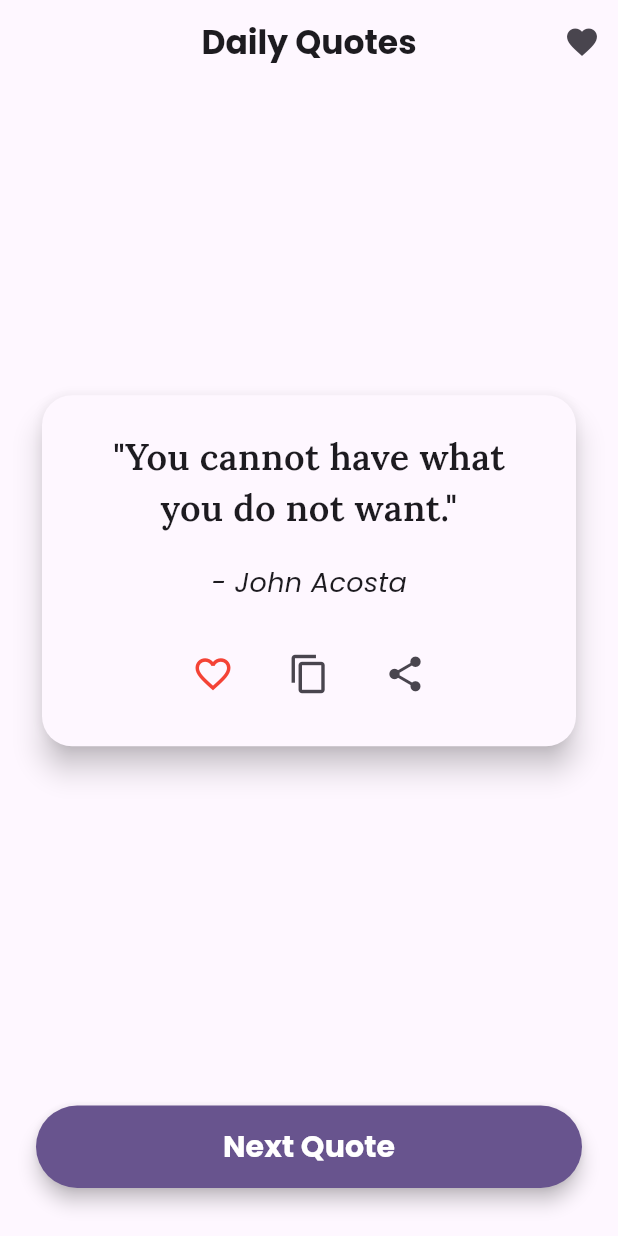
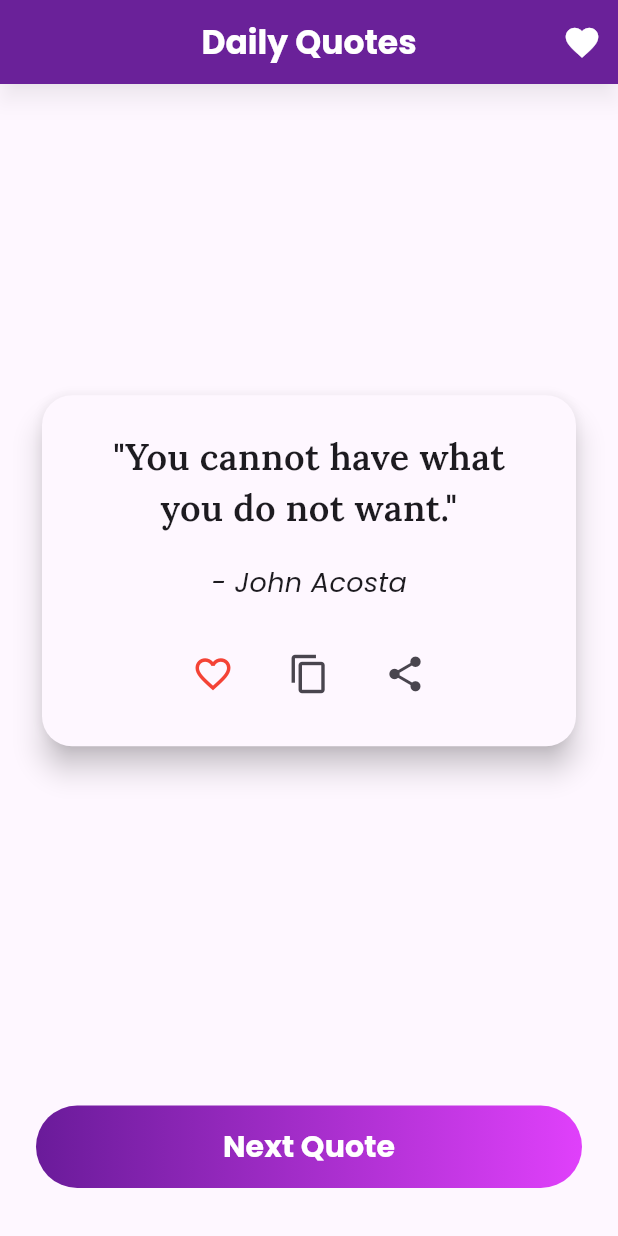
Before and after one commit to HumairaNazir/quotesapp, a Flutter app: the screen it shows after launch, on a phone screen of 412 x 824 dp. Run offline on Flutter 3.47's test engine with Material 3 defaults, Android fonts, the phone set to English and light mode, and no system bars; our stand-ins replace google_fonts, lottie, share_plus, shared_preferences.

```diff
--- a/lib/main.dart
+++ b/lib/main.dart
@@ -29,7 +29,14 @@ class MyApp extends StatelessWidget {
       theme: ThemeData(
         textTheme: GoogleFonts.poppinsTextTheme(),
         colorScheme: ColorScheme.fromSeed(seedColor: Colors.deepPurple),
+        appBarTheme: const AppBarTheme(
+          iconTheme: IconThemeData(
+            color: Colors.white,
+            size: 26, // Back icon size
+          ),
+        ),
       ),
+
       home: SplashScreen(),
     );
   }
--- a/lib/screens/favorite_screen.dart
+++ b/lib/screens/favorite_screen.dart
@@ -11,14 +11,22 @@ class FavoriteScreen extends StatelessWidget {
   Widget build(BuildContext context) {
     final provider = Provider.of<QuotesProvider>(context);
     final favorites = provider.favorites;
+    final theme = Theme.of(context);
 
     return Scaffold(
       appBar: AppBar(
+        elevation: 6,
+
         title: Text(
           "Favorite Quotes",
-          style: GoogleFonts.poppins(fontWeight: FontWeight.bold),
+          style: GoogleFonts.poppins(
+            fontWeight: FontWeight.bold,
+            color: Colors.white,
+          ),
         ),
         centerTitle: true,
+        backgroundColor: Color(0xFF6A1B9A),
+        shadowColor: Colors.black.withOpacity(0.3),
       ),
       body: favorites.isEmpty
           ? const Center(
--- a/lib/screens/home_screen.dart
+++ b/lib/screens/home_screen.dart
@@ -4,6 +4,7 @@ import 'package:google_fonts/google_fonts.dart';
 import 'package:provider/provider.dart';
 import 'package:share_plus/share_plus.dart';
 import '../providers/quotes_provider.dart';
+import '../widgets/app_button_widget.dart';
 import 'favorite_screen.dart';
 
 class HomeScreen extends StatelessWidget {
@@ -19,14 +20,19 @@ class HomeScreen extends StatelessWidget {
       appBar: AppBar(
         title: Text(
           "Daily Quotes",
-          style: GoogleFonts.poppins(fontWeight: FontWeight.bold),
+          style: GoogleFonts.poppins(
+            fontWeight: FontWeight.bold,
+            color: Colors.white,
+          ),
         ),
         centerTitle: true,
-        backgroundColor: theme.appBarTheme.backgroundColor,
-        elevation: 0,
+        backgroundColor: Color(0xFF6A1B9A),
+        shadowColor: Colors.black.withOpacity(0.3),
+
+        elevation: 6,
         actions: [
           IconButton(
-            icon: const Icon(Icons.favorite),
+            icon: const Icon(Icons.favorite, color: Colors.white),
             onPressed: () {
               Navigator.push(
                 context,
@@ -141,34 +147,7 @@ class HomeScreen extends StatelessWidget {
                   ),
                 ),
 
-                Padding(
-                  padding: const EdgeInsets.symmetric(
-                    horizontal: 24,
-                    vertical: 32,
-                  ),
-                  child: SizedBox(
-                    width: double.infinity,
-                    height: 55,
-                    child: ElevatedButton(
-                      style: ElevatedButton.styleFrom(
-                        backgroundColor: theme.primaryColor,
-                        shape: RoundedRectangleBorder(
-                          borderRadius: BorderRadius.circular(30),
-                        ),
-                        elevation: 5,
-                      ),
-                      onPressed: provider.getRandomQuote,
-                      child: Text(
-                        "Next Quote",
-                        style: GoogleFonts.poppins(
-                          fontSize: 20,
-                          fontWeight: FontWeight.bold,
-                          color: Colors.white,
-                        ),
-                      ),
-                    ),
-                  ),
-                ),
+                button(provider: provider, text: "Next Quote"),
               ],
             ),
     );
--- /dev/null
+++ b/lib/widgets/app_button_widget.dart
@@ -0,0 +1,49 @@
+import 'package:flutter/material.dart';
+import 'package:google_fonts/google_fonts.dart';
+
+import '../providers/quotes_provider.dart';
+
+class button extends StatelessWidget {
+  final String text;
+
+  const button({super.key, required this.provider, required this.text});
+
+  final QuotesProvider provider;
+
+  @override
+  Widget build(BuildContext context) {
+    return Padding(
+      padding: const EdgeInsets.symmetric(horizontal: 24, vertical: 32),
+      child: Container(
+        width: double.infinity,
+        height: 55,
+        decoration: BoxDecoration(
+          gradient: LinearGradient(
+            colors: [Color(0xFF6A1B9A), Color(0xFFE040FB)],
+          ),
+          borderRadius: BorderRadius.circular(30),
+        ),
+
+        child: ElevatedButton(
+          style: ElevatedButton.styleFrom(
+            backgroundColor: Colors.transparent,
+            shadowColor: Colors.transparent,
+            shape: RoundedRectangleBorder(
+              borderRadius: BorderRadius.circular(30),
+            ),
+            elevation: 0,
+          ),
+          onPressed: provider.getRandomQuote,
+          child: Text(
+            text,
+            style: GoogleFonts.poppins(
+              fontSize: 20,
+              fontWeight: FontWeight.bold,
+              color: Colors.white,
+            ),
+          ),
+        ),
+      ),
+    );
+  }
+}
```
